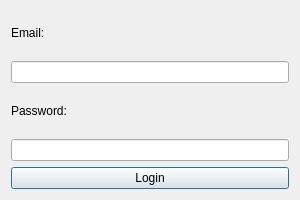
Qt form ui/login_window.ui (pornessianparapio/act_app) before a commit.
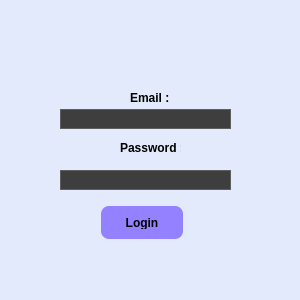
The same form after that commit. Icons and pictures are not drawn.

```diff
--- a/ui/login_window.ui
+++ b/ui/login_window.ui
@@ -7,45 +7,150 @@
     <x>0</x>
     <y>0</y>
     <width>300</width>
-    <height>200</height>
+    <height>300</height>
    </rect>
   </property>
+  <property name="maximumSize">
+   <size>
+    <width>300</width>
+    <height>16777215</height>
+   </size>
+  </property>
   <property name="windowTitle">
    <string>Login</string>
   </property>
-  <layout class="QVBoxLayout" name="verticalLayout">
-   <item>
-    <widget class="QLabel" name="email_label">
-     <property name="text">
-      <string>Email:</string>
-     </property>
-    </widget>
-   </item>
-   <item>
-    <widget class="QLineEdit" name="email_input"/>
-   </item>
-   <item>
-    <widget class="QLabel" name="password_label">
-     <property name="text">
-      <string>Password:</string>
-     </property>
-    </widget>
-   </item>
-   <item>
-    <widget class="QLineEdit" name="password_input">
-     <property name="echoMode">
-      <enum>QLineEdit::Password</enum>
-     </property>
-    </widget>
-   </item>
-   <item>
-    <widget class="QPushButton" name="login_button">
-     <property name="text">
-      <string>Login</string>
-     </property>
-    </widget>
-   </item>
-  </layout>
+  <property name="styleSheet">
+   <string notr="true">background-color: #e2eafc;</string>
+  </property>
+  <widget class="QLineEdit" name="email_input">
+   <property name="geometry">
+    <rect>
+     <x>60</x>
+     <y>109</y>
+     <width>171</width>
+     <height>20</height>
+    </rect>
+   </property>
+   <property name="styleSheet">
+    <string notr="true">background-color: #3e3e3e;
+    color: #f0f0f0;
+    border: 1px solid #5e5e5e;</string>
+   </property>
+  </widget>
+  <widget class="QLabel" name="password_label">
+   <property name="geometry">
+    <rect>
+     <x>120</x>
+     <y>140</y>
+     <width>61</width>
+     <height>16</height>
+    </rect>
+   </property>
+   <property name="font">
+    <font>
+     <weight>75</weight>
+     <bold>true</bold>
+    </font>
+   </property>
+   <property name="text">
+    <string>Password :</string>
+   </property>
+  </widget>
+  <widget class="QLineEdit" name="password_input">
+   <property name="geometry">
+    <rect>
+     <x>60</x>
+     <y>170</y>
+     <width>171</width>
+     <height>20</height>
+    </rect>
+   </property>
+   <property name="styleSheet">
+    <string notr="true">background-color: #3e3e3e;
+    color: #f0f0f0;
+    border: 1px solid #5e5e5e;</string>
+   </property>
+   <property name="echoMode">
+    <enum>QLineEdit::Password</enum>
+   </property>
+  </widget>
+  <widget class="QLabel" name="email_label">
+   <property name="geometry">
+    <rect>
+     <x>130</x>
+     <y>90</y>
+     <width>41</width>
+     <height>16</height>
+    </rect>
+   </property>
+   <property name="font">
+    <font>
+     <weight>75</weight>
+     <bold>true</bold>
+    </font>
+   </property>
+   <property name="styleSheet">
+    <string notr="true">background-color: #e2eafc;</string>
+   </property>
+   <property name="text">
+    <string>Email :</string>
+   </property>
+  </widget>
+  <widget class="QPushButton" name="login_button">
+   <property name="geometry">
+    <rect>
+     <x>100</x>
+     <y>200</y>
+     <width>83</width>
+     <height>39</height>
+    </rect>
+   </property>
+   <property name="styleSheet">
+    <string notr="true">background-color: #9381ff;
+    border-color: #fff;
+    border-radius: 8px;
+    font-weight: 700;
+    line-height: 20px;
+    padding: 10px 23px;
+    width: auto;
+    margin-left: 1%;
+    margin-top: 6%;</string>
+   </property>
+   <property name="text">
+    <string>Login</string>
+   </property>
+  </widget>
+  <widget class="QLabel" name="label">
+   <property name="geometry">
+    <rect>
+     <x>110</x>
+     <y>23</y>
+     <width>71</width>
+     <height>61</height>
+    </rect>
+   </property>
+   <property name="mouseTracking">
+    <bool>true</bool>
+   </property>
+   <property name="tabletTracking">
+    <bool>true</bool>
+   </property>
+   <property name="acceptDrops">
+    <bool>true</bool>
+   </property>
+   <property name="text">
+    <string/>
+   </property>
+   <property name="pixmap">
+    <pixmap>icons/login.png</pixmap>
+   </property>
+   <property name="scaledContents">
+    <bool>true</bool>
+   </property>
+   <property name="alignment">
+    <set>Qt::AlignCenter</set>
+   </property>
+  </widget>
  </widget>
  <resources/>
  <connections/>
```
Left out of the diff: 4 changed lines with no effect on the pictures.
